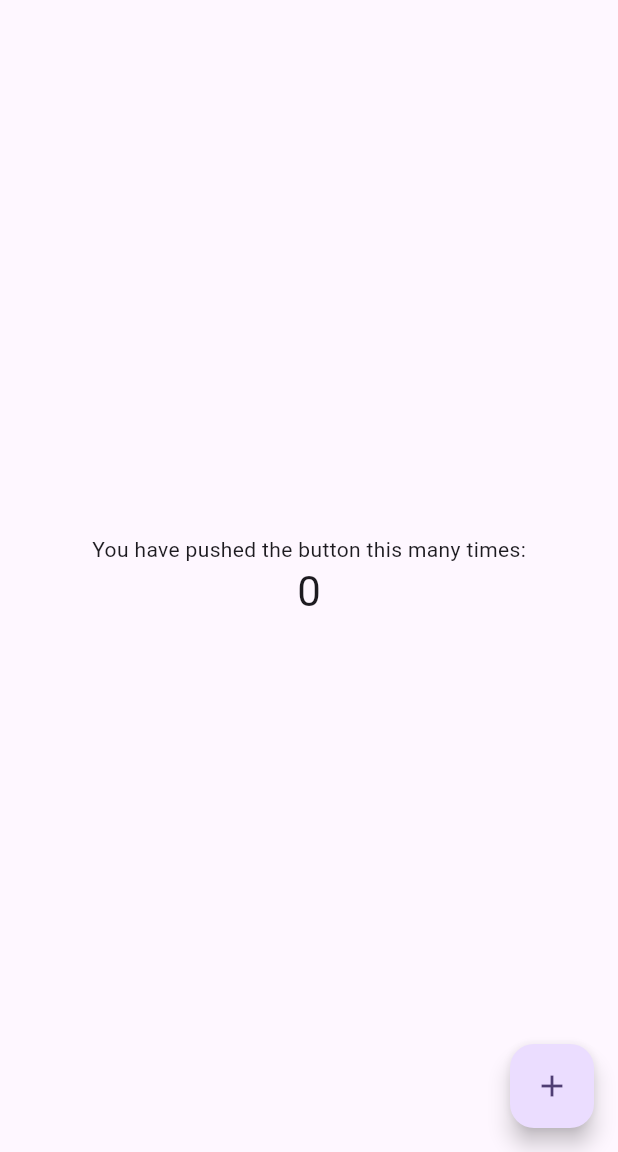
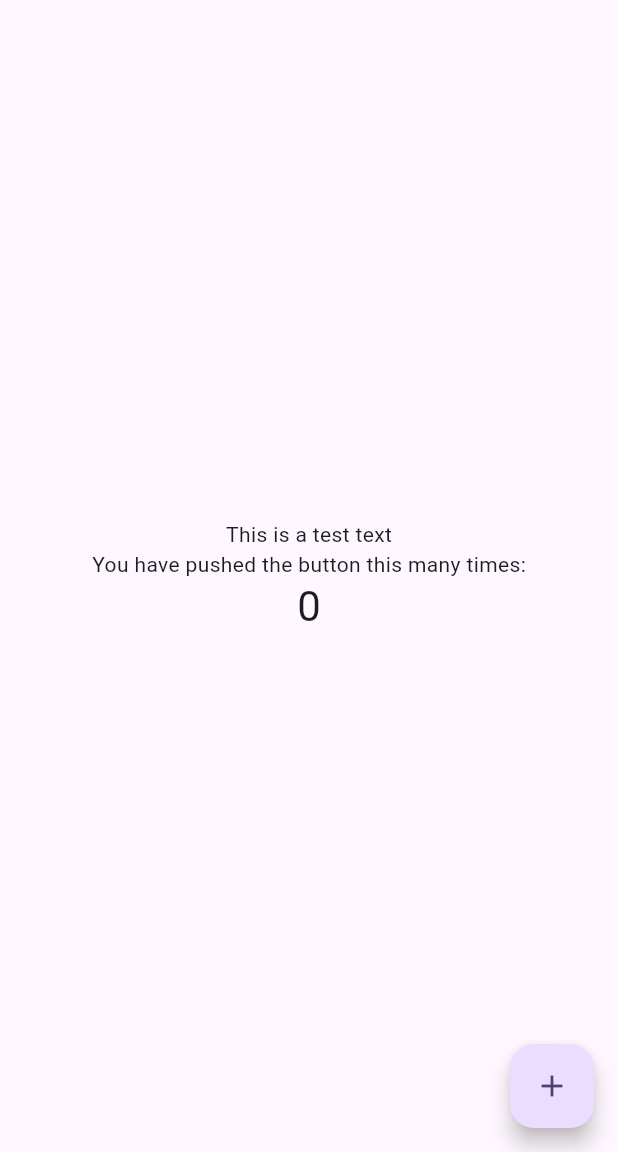
Before and after one commit to EdwinEngelbrethsen/Firebase-distribute-poc, a Flutter app: the screen it shows after launch, on a phone screen of 412 x 824 dp, the part 84-1236 px from its top. Run offline on Flutter 3.47's test engine with Material 3 defaults, Android fonts, the phone set to English and light mode, and no system bars.

Commit message:
added test text

```diff
--- a/lib/main.dart
+++ b/lib/main.dart
@@ -106,6 +106,9 @@ class _MyHomePageState extends State<MyHomePage> {
           mainAxisAlignment: MainAxisAlignment.center,
           children: <Widget>[
             const Text(
+              'This is a test text'
+            ),
+            const Text(
               'You have pushed the button this many times:',
             ),
             Text(
```
